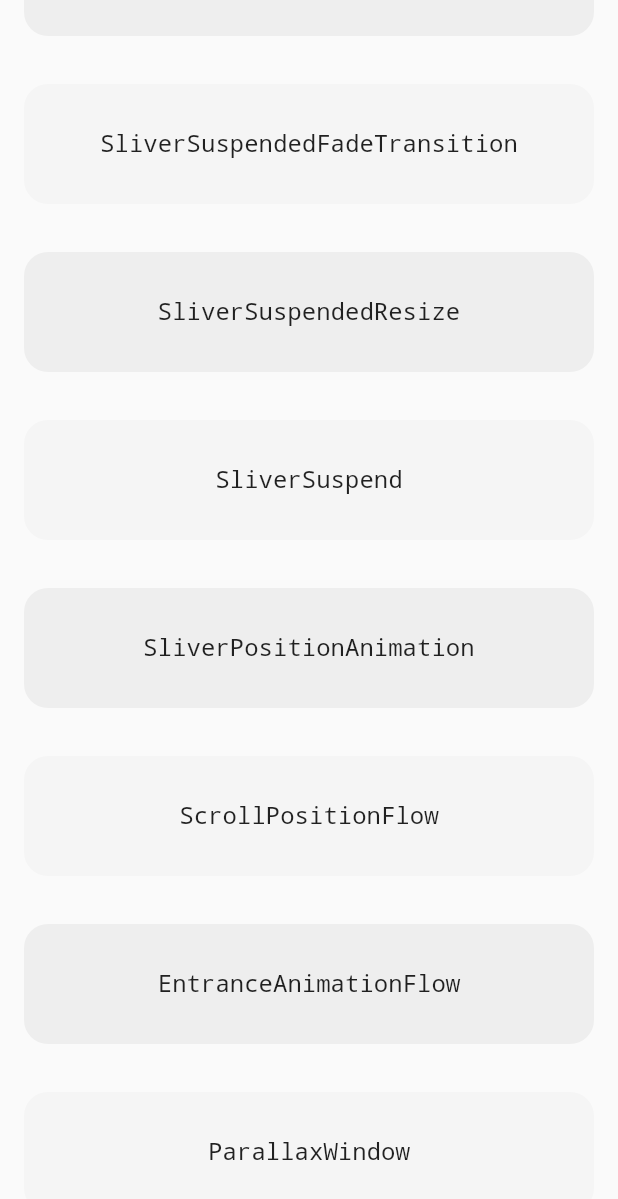
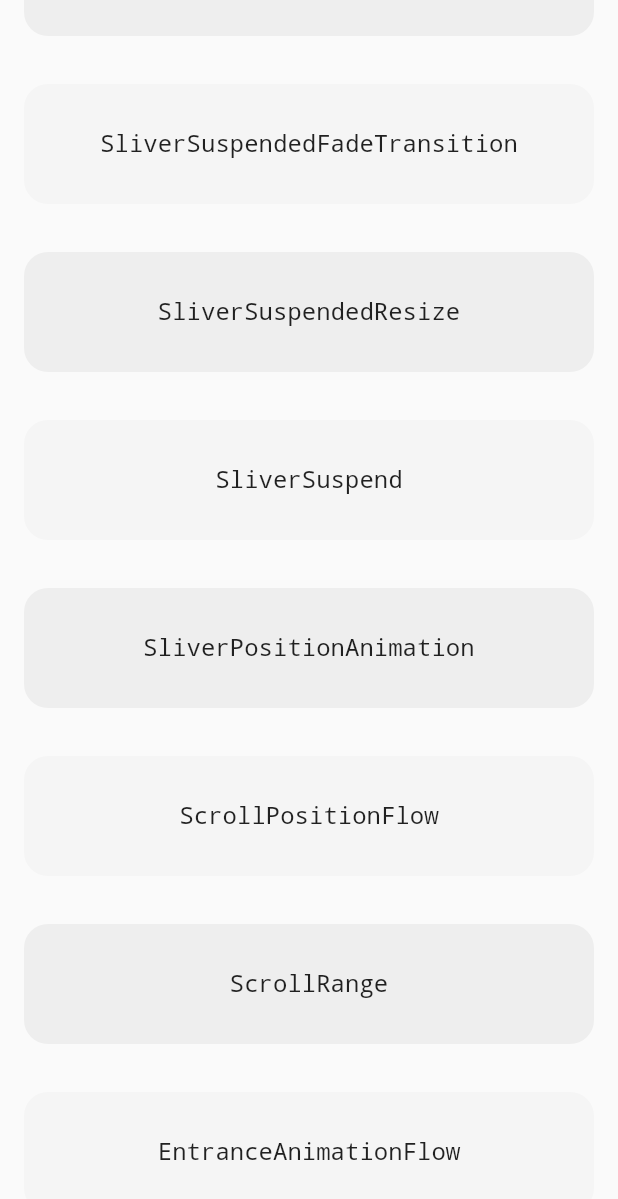
Before and after one commit to MichaelRFairhurst/scroll_animate, a Flutter app: the screen it shows after launch, scrolled down 782 dp, on a phone screen of 412 x 824 dp. Shown: the top 1199 px of the screen. Run offline on Flutter 3.47's test engine with Material 2 defaults, Android fonts, the light colour scheme and no system bars.

Commit message:
Document ScrollPositionFlow, add gif (also used for ScrollRange)

```diff
--- a/example/lib/main.dart
+++ b/example/lib/main.dart
@@ -59,6 +59,7 @@ class MyHomePage extends StatelessWidget {
           _singleWidgetLauncher(_demoSliverSuspend()),
           _singleWidgetLauncher(_demoSliverPositionAnimation()),
           _singleWidgetLauncher(_demoScrollPositionFlow()),
+          _singleWidgetLauncher(_demoScrollRange()),
           _singleWidgetLauncher(_demoEntranceAnimationFlow()),
           _singleWidgetLauncher(_demoParallaxWindow()),
         ],
@@ -387,6 +388,31 @@ ScrollPositionFlow.animateScale(
       builder: (context, child) {
         return SliverToBoxAdapter(
           child: ScrollPositionFlow.animateScale(
+            scaleTween: Tween(begin: 0.0, end: 1.0),
+            child: child,
+          ),
+        );
+      },
+    );
+  }
+
+  SingleWidgetDemo _demoScrollRange() {
+    return SingleWidgetDemo(
+      text: "ScrollRange",
+      spacersBefore: 0,
+      examplesCount: 10,
+      spacersAfter: 0,
+      code: """
+ScrollPositionFlow.animateScale(
+  scaleTween: Tween(begin: 0.0, end: 1.0),
+  scrollRange: ScrollRange.centerVisibleRange()
+      .distanceFrom(0.4, 0.6),
+  child: RoundedBox(...),
+),
+""",
+      builder: (context, child) {
+        return SliverToBoxAdapter(
+          child: ScrollPositionFlow.animateScale(
             scrollRange: ScrollRange.centerVisibleRange().distanceFrom(0.4, 0.6),
             scaleTween: Tween(begin: 0.0, end: 1.0),
             child: child,
```
Also changed, not shown: 1 other file.
